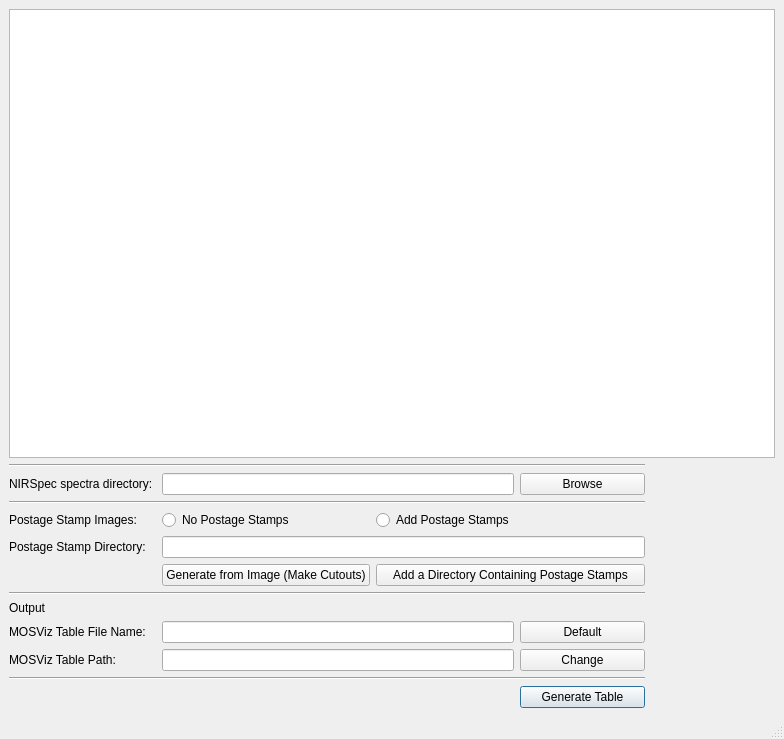
First picture: the form in table_gen.ui, repository robelgeda/temp, before the edit.
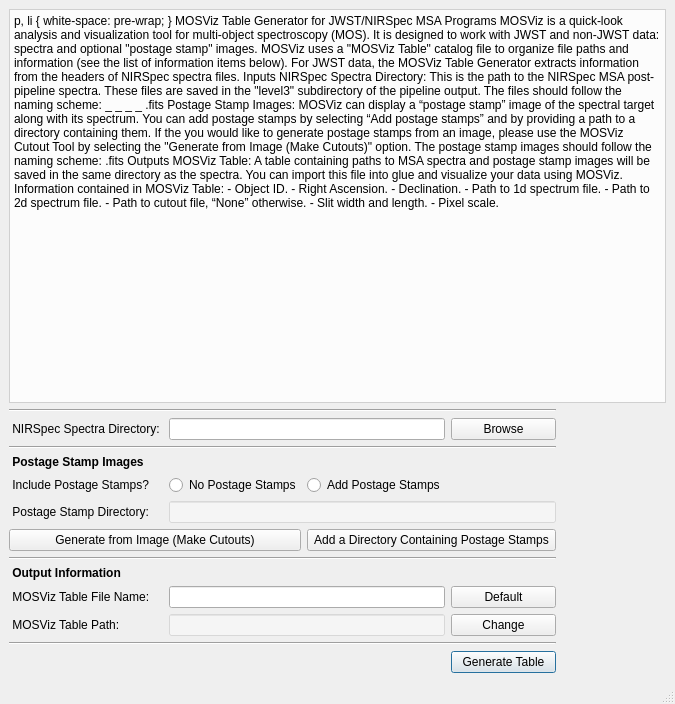
Second picture: the form after the edit.

What changed in the file:
```diff
--- a/table_gen.ui
+++ b/table_gen.ui
@@ -6,20 +6,20 @@
    <rect>
     <x>0</x>
     <y>0</y>
-    <width>784</width>
-    <height>739</height>
+    <width>675</width>
+    <height>704</height>
    </rect>
   </property>
   <property name="minimumSize">
    <size>
-    <width>784</width>
-    <height>739</height>
+    <width>675</width>
+    <height>704</height>
    </size>
   </property>
   <property name="maximumSize">
    <size>
-    <width>784</width>
-    <height>739</height>
+    <width>675</width>
+    <height>704</height>
    </size>
   </property>
   <property name="windowTitle">
@@ -27,82 +27,74 @@
   </property>
   <widget class="QWidget" name="centralwidget">
    <layout class="QGridLayout" name="gridLayout">
-    <item row="2" column="1" colspan="2">
-     <widget class="QLineEdit" name="spectra_user_input"/>
-    </item>
-    <item row="0" column="0" colspan="5">
-     <widget class="QTextBrowser" name="InfoBox"/>
-    </item>
-    <item row="9" column="0" colspan="4">
-     <widget class="Line" name="line_3">
-      <property name="orientation">
-       <enum>Qt::Horizontal</enum>
-      </property>
-     </widget>
-    </item>
-    <item row="12" column="0">
-     <widget class="QLabel" name="label">
-      <property name="text">
-       <string>Output</string>
-      </property>
-     </widget>
-    </item>
-    <item row="1" column="0" colspan="4">
-     <widget class="Line" name="line_2">
-      <property name="orientation">
-       <enum>Qt::Horizontal</enum>
-      </property>
-     </widget>
-    </item>
-    <item row="7" column="0">
-     <widget class="QLabel" name="label_3">
-      <property name="text">
-       <string>Postage Stamp Directory:</string>
-      </property>
-     </widget>
-    </item>
-    <item row="13" column="0">
-     <widget class="QLabel" name="label_4">
-      <property name="text">
-       <string>MOSViz Table File Name:</string>
-      </property>
-     </widget>
-    </item>
-    <item row="14" column="0">
-     <widget class="QLabel" name="label_5">
-      <property name="text">
-       <string>MOSViz Table Path:</string>
-      </property>
-     </widget>
-    </item>
-    <item row="14" column="3">
-     <widget class="QPushButton" name="pushButton_3">
-      <property name="text">
-       <string>Change</string>
-      </property>
-     </widget>
-    </item>
-    <item row="4" column="2">
+    <item row="5" column="2">
      <widget class="QRadioButton" name="radioButton_3">
       <property name="text">
        <string>Add Postage Stamps</string>
       </property>
      </widget>
     </item>
-    <item row="13" column="1" colspan="2">
-     <widget class="QLineEdit" name="lineEdit"/>
+    <item row="19" column="3">
+     <widget class="QPushButton" name="pushButton_3">
+      <property name="text">
+       <string>Change</string>
+      </property>
+     </widget>
     </item>
-    <item row="15" column="0" colspan="4">
-     <widget class="Line" name="line_4">
-      <property name="orientation">
-       <enum>Qt::Horizontal</enum>
+    <item row="9" column="2" colspan="2">
+     <widget class="QPushButton" name="pushButton_4">
+      <property name="text">
+       <string>Add a Directory Containing Postage Stamps</string>
       </property>
      </widget>
     </item>
-    <item row="4" column="0">
-     <widget class="QLabel" name="label_2">
+    <item row="0" column="0" colspan="5">
+     <widget class="QTextBrowser" name="InfoBox">
+      <property name="styleSheet">
+       <string notr="true">background-color: rgba(255, 255, 255, 203);</string>
+      </property>
+      <property name="html">
+       <string>&lt;!DOCTYPE HTML PUBLIC &quot;-//W3C//DTD HTML 4.0//EN&quot; &quot;http://www.w3.org/TR/REC-html40/strict.dtd&quot;&gt;
+&lt;html&gt;&lt;head&gt;&lt;meta name=&quot;qrichtext&quot; content=&quot;1&quot; /&gt;&lt;style type=&quot;text/css&quot;&gt;
+p, li { white-space: pre-wrap; }
+&lt;/style&gt;&lt;/head&gt;&lt;body style=&quot; font-family:'.SF NS Text'; font-size:13pt; font-weight:400; font-style:normal;&quot;&gt;
+&lt;p align=&quot;center&quot; style=&quot; margin-top:0px; margin-bottom:0px; margin-left:0px; margin-right:0px; -qt-block-indent:0; text-indent:0px;&quot;&gt;&lt;span style=&quot; font-size:14pt; font-weight:600; text-decoration: underline;&quot;&gt;MOSViz Table Generator for JWST/NIRSpec MSA Programs&lt;/span&gt;&lt;/p&gt;
+&lt;p style=&quot;-qt-paragraph-type:empty; margin-top:0px; margin-bottom:0px; margin-left:0px; margin-right:0px; -qt-block-indent:0; text-indent:0px; font-size:12pt;&quot;&gt;&lt;br /&gt;&lt;/p&gt;
+&lt;p style=&quot; margin-top:0px; margin-bottom:0px; margin-left:0px; margin-right:0px; -qt-block-indent:0; text-indent:0px;&quot;&gt;&lt;span style=&quot; font-size:12pt;&quot;&gt;MOSViz is a quick-look analysis and visualization tool for multi-object spectroscopy (MOS). It is designed to work with JWST and non-JWST data: spectra and optional &amp;quot;postage stamp&amp;quot; images. MOSViz uses a &amp;quot;MOSViz Table&amp;quot; catalog file to organize file paths and information (see the list of information items below). For JWST data, the MOSViz Table Generator extracts information from the headers of NIRSpec spectra files.&lt;/span&gt;&lt;/p&gt;
+&lt;p style=&quot;-qt-paragraph-type:empty; margin-top:0px; margin-bottom:0px; margin-left:0px; margin-right:0px; -qt-block-indent:0; text-indent:0px; font-size:12pt;&quot;&gt;&lt;br /&gt;&lt;/p&gt;
+&lt;p style=&quot; margin-top:0px; margin-bottom:0px; margin-left:0px; margin-right:0px; -qt-block-indent:0; text-indent:0px;&quot;&gt;&lt;span style=&quot; font-size:12pt; font-weight:600;&quot;&gt;Inputs&lt;/span&gt;&lt;/p&gt;
+&lt;p style=&quot; margin-top:0px; margin-bottom:0px; margin-left:0px; margin-right:0px; -qt-block-indent:0; text-indent:0px;&quot;&gt;&lt;span style=&quot; font-size:12pt; font-weight:600;&quot;&gt;NIRSpec Spectra Directory: &lt;/span&gt;&lt;span style=&quot; font-size:12pt;&quot;&gt;This is the path to the NIRSpec MSA post-pipeline spectra. These files are saved in the &amp;quot;level3&amp;quot; subdirectory of the pipeline output. The files should follow the naming scheme:&lt;/span&gt;&lt;/p&gt;
+&lt;p align=&quot;center&quot; style=&quot; margin-top:0px; margin-bottom:0px; margin-left:0px; margin-right:0px; -qt-block-indent:0; text-indent:0px;&quot;&gt;&lt;span style=&quot; font-size:12pt; font-style:italic;&quot;&gt;&amp;lt;programName&amp;gt;_&amp;lt;objectName&amp;gt;_&amp;lt;instrument_filter&amp;gt;_ &amp;lt;grating&amp;gt;_&amp;lt;s2d|x1d&amp;gt;.fits&lt;/span&gt;&lt;/p&gt;
+&lt;p style=&quot;-qt-paragraph-type:empty; margin-top:0px; margin-bottom:0px; margin-left:0px; margin-right:0px; -qt-block-indent:0; text-indent:0px; font-size:12pt;&quot;&gt;&lt;br /&gt;&lt;/p&gt;
+&lt;p style=&quot; margin-top:0px; margin-bottom:0px; margin-left:0px; margin-right:0px; -qt-block-indent:0; text-indent:0px;&quot;&gt;&lt;span style=&quot; font-size:12pt; font-weight:600;&quot;&gt;Postage Stamp Images: &lt;/span&gt;&lt;span style=&quot; font-size:12pt;&quot;&gt;MOSViz can display a “postage stamp” image of the spectral target along with its spectrum. You can add postage stamps by selecting “Add postage stamps” and by providing a path to a directory containing them. If the you would like to generate postage stamps from an image, please use the MOSViz Cutout Tool by selecting the &amp;quot;Generate from Image (Make Cutouts)&amp;quot; option. The postage stamp images should follow the naming scheme:&lt;/span&gt;&lt;/p&gt;
+&lt;p align=&quot;center&quot; style=&quot; margin-top:0px; margin-bottom:0px; margin-left:0px; margin-right:0px; -qt-block-indent:0; text-indent:0px;&quot;&gt;&lt;span style=&quot; font-size:12pt; font-style:italic;&quot;&gt;&amp;lt;objectName&amp;gt;.fits&lt;/span&gt;&lt;/p&gt;
+&lt;p style=&quot;-qt-paragraph-type:empty; margin-top:0px; margin-bottom:0px; margin-left:0px; margin-right:0px; -qt-block-indent:0; text-indent:0px; font-size:12pt;&quot;&gt;&lt;br /&gt;&lt;/p&gt;
+&lt;p style=&quot; margin-top:0px; margin-bottom:0px; margin-left:0px; margin-right:0px; -qt-block-indent:0; text-indent:0px;&quot;&gt;&lt;span style=&quot; font-size:12pt; font-weight:600;&quot;&gt;Outputs&lt;/span&gt;&lt;/p&gt;
+&lt;p style=&quot; margin-top:0px; margin-bottom:0px; margin-left:0px; margin-right:0px; -qt-block-indent:0; text-indent:0px;&quot;&gt;&lt;span style=&quot; font-size:12pt; font-weight:600;&quot;&gt;MOSViz Table: &lt;/span&gt;&lt;span style=&quot; font-size:12pt;&quot;&gt;A table containing paths to MSA spectra and postage stamp images will be saved in the same directory as the spectra. You can import this file into glue and visualize your data using MOSViz. &lt;/span&gt;&lt;/p&gt;
+&lt;p style=&quot; margin-top:0px; margin-bottom:0px; margin-left:0px; margin-right:0px; -qt-block-indent:0; text-indent:0px;&quot;&gt;&lt;span style=&quot; font-size:12pt;&quot;&gt;Information contained in MOSViz Table:&lt;/span&gt;&lt;/p&gt;
+&lt;p style=&quot; margin-top:0px; margin-bottom:0px; margin-left:0px; margin-right:0px; -qt-block-indent:0; text-indent:0px;&quot;&gt;&lt;span style=&quot; font-size:12pt;&quot;&gt;    - Object ID. &lt;/span&gt;&lt;/p&gt;
+&lt;p style=&quot; margin-top:0px; margin-bottom:0px; margin-left:0px; margin-right:0px; -qt-block-indent:0; text-indent:0px;&quot;&gt;&lt;span style=&quot; font-size:12pt;&quot;&gt;    - Right Ascension. &lt;/span&gt;&lt;/p&gt;
+&lt;p style=&quot; margin-top:0px; margin-bottom:0px; margin-left:0px; margin-right:0px; -qt-block-indent:0; text-indent:0px;&quot;&gt;&lt;span style=&quot; font-size:12pt;&quot;&gt;    - Declination. &lt;/span&gt;&lt;/p&gt;
+&lt;p style=&quot; margin-top:0px; margin-bottom:0px; margin-left:0px; margin-right:0px; -qt-block-indent:0; text-indent:0px;&quot;&gt;&lt;span style=&quot; font-size:12pt;&quot;&gt;    - Path to 1d spectrum file. &lt;/span&gt;&lt;/p&gt;
+&lt;p style=&quot; margin-top:0px; margin-bottom:0px; margin-left:0px; margin-right:0px; -qt-block-indent:0; text-indent:0px;&quot;&gt;&lt;span style=&quot; font-size:12pt;&quot;&gt;    - Path to 2d spectrum file.&lt;/span&gt;&lt;/p&gt;
+&lt;p style=&quot; margin-top:0px; margin-bottom:0px; margin-left:0px; margin-right:0px; -qt-block-indent:0; text-indent:0px;&quot;&gt;&lt;span style=&quot; font-size:12pt;&quot;&gt;    - Path to cutout file, “None” otherwise. &lt;/span&gt;&lt;/p&gt;
+&lt;p style=&quot; margin-top:0px; margin-bottom:0px; margin-left:0px; margin-right:0px; -qt-block-indent:0; text-indent:0px;&quot;&gt;&lt;span style=&quot; font-size:12pt;&quot;&gt;    - Slit width and length. &lt;/span&gt;&lt;/p&gt;
+&lt;p style=&quot; margin-top:0px; margin-bottom:0px; margin-left:0px; margin-right:0px; -qt-block-indent:0; text-indent:0px;&quot;&gt;&lt;span style=&quot; font-size:12pt;&quot;&gt;    - Pixel scale.&lt;/span&gt;&lt;/p&gt;
+&lt;p style=&quot;-qt-paragraph-type:empty; margin-top:0px; margin-bottom:0px; margin-left:0px; margin-right:0px; -qt-block-indent:0; text-indent:0px; font-size:12pt;&quot;&gt;&lt;br /&gt;&lt;/p&gt;&lt;/body&gt;&lt;/html&gt;</string>
+      </property>
+     </widget>
+    </item>
+    <item row="18" column="3">
+     <widget class="QPushButton" name="pushButton_2">
       <property name="text">
-       <string>Postage Stamp Images:</string>
+       <string>Default</string>
+      </property>
+     </widget>
+    </item>
+    <item row="19" column="1" colspan="2">
+     <widget class="QLineEdit" name="lineEdit_3">
+      <property name="styleSheet">
+       <string notr="true">background-color: rgba(255, 255, 255, 100);</string>
       </property>
      </widget>
     </item>
@@ -113,48 +105,59 @@
       </property>
      </widget>
     </item>
+    <item row="19" column="0">
+     <widget class="QLabel" name="label_5">
+      <property name="text">
+       <string> MOSViz Table Path:</string>
+      </property>
+     </widget>
+    </item>
+    <item row="8" column="1" colspan="3">
+     <widget class="QLineEdit" name="lineEdit_2">
+      <property name="styleSheet">
+       <string notr="true">background-color: rgba(255, 255, 255, 100);</string>
+      </property>
+      <property name="text">
+       <string/>
+      </property>
+     </widget>
+    </item>
+    <item row="11" column="0" colspan="4">
+     <widget class="Line" name="line_3">
+      <property name="orientation">
+       <enum>Qt::Horizontal</enum>
+      </property>
+     </widget>
+    </item>
     <item row="2" column="0">
      <widget class="QLabel" name="label_1">
       <property name="text">
-       <string>NIRSpec spectra directory: </string>
+       <string> NIRSpec Spectra Directory: </string>
       </property>
      </widget>
     </item>
-    <item row="7" column="1" colspan="3">
-     <widget class="QLineEdit" name="lineEdit_2"/>
-    </item>
-    <item row="14" column="1" colspan="2">
-     <widget class="QLineEdit" name="lineEdit_3"/>
-    </item>
-    <item row="4" column="1">
-     <widget class="QRadioButton" name="radioButton">
+    <item row="2" column="3">
+     <widget class="QPushButton" name="pushButton">
       <property name="text">
-       <string>No Postage Stamps</string>
+       <string>Browse</string>
       </property>
      </widget>
     </item>
-    <item row="13" column="3">
-     <widget class="QPushButton" name="pushButton_2">
-      <property name="text">
-       <string>Default</string>
+    <item row="20" column="0" colspan="4">
+     <widget class="Line" name="line_4">
+      <property name="orientation">
+       <enum>Qt::Horizontal</enum>
       </property>
      </widget>
     </item>
-    <item row="8" column="2" colspan="2">
-     <widget class="QPushButton" name="pushButton_4">
-      <property name="text">
-       <string>Add a Directory Containing Postage Stamps</string>
+    <item row="1" column="0" colspan="4">
+     <widget class="Line" name="line_2">
+      <property name="orientation">
+       <enum>Qt::Horizontal</enum>
       </property>
      </widget>
     </item>
-    <item row="8" column="1">
-     <widget class="QPushButton" name="pushButton_5">
-      <property name="text">
-       <string>Generate from Image (Make Cutouts)</string>
-      </property>
-     </widget>
-    </item>
-    <item row="16" column="3">
+    <item row="21" column="3">
      <widget class="QPushButton" name="pushButton_6">
       <property name="text">
        <string>Generate Table</string>
@@ -164,10 +167,70 @@
       </property>
      </widget>
     </item>
-    <item row="2" column="3">
-     <widget class="QPushButton" name="pushButton">
+    <item row="8" column="0">
+     <widget class="QLabel" name="label_3">
       <property name="text">
-       <string>Browse</string>
+       <string> Postage Stamp Directory:</string>
+      </property>
+     </widget>
+    </item>
+    <item row="5" column="0">
+     <widget class="QLabel" name="label_6">
+      <property name="text">
+       <string> Include Postage Stamps?</string>
+      </property>
+     </widget>
+    </item>
+    <item row="9" column="0" colspan="2">
+     <widget class="QPushButton" name="pushButton_5">
+      <property name="text">
+       <string>Generate from Image (Make Cutouts)</string>
+      </property>
+     </widget>
+    </item>
+    <item row="5" column="1">
+     <widget class="QRadioButton" name="radioButton">
+      <property name="text">
+       <string>No Postage Stamps</string>
+      </property>
+     </widget>
+    </item>
+    <item row="18" column="1" colspan="2">
+     <widget class="QLineEdit" name="lineEdit"/>
+    </item>
+    <item row="18" column="0">
+     <widget class="QLabel" name="label_4">
+      <property name="text">
+       <string> MOSViz Table File Name:</string>
+      </property>
+     </widget>
+    </item>
+    <item row="2" column="1" colspan="2">
+     <widget class="QLineEdit" name="spectra_user_input"/>
+    </item>
+    <item row="17" column="0">
+     <widget class="QLabel" name="label">
+      <property name="font">
+       <font>
+        <weight>75</weight>
+        <bold>true</bold>
+       </font>
+      </property>
+      <property name="text">
+       <string> Output Information</string>
+      </property>
+     </widget>
+    </item>
+    <item row="4" column="0">
+     <widget class="QLabel" name="label_2">
+      <property name="font">
+       <font>
+        <weight>75</weight>
+        <bold>true</bold>
+       </font>
+      </property>
+      <property name="text">
+       <string> Postage Stamp Images</string>
       </property>
      </widget>
     </item>
```
Left out of the diff: 4 changed lines with no effect on the pictures.
